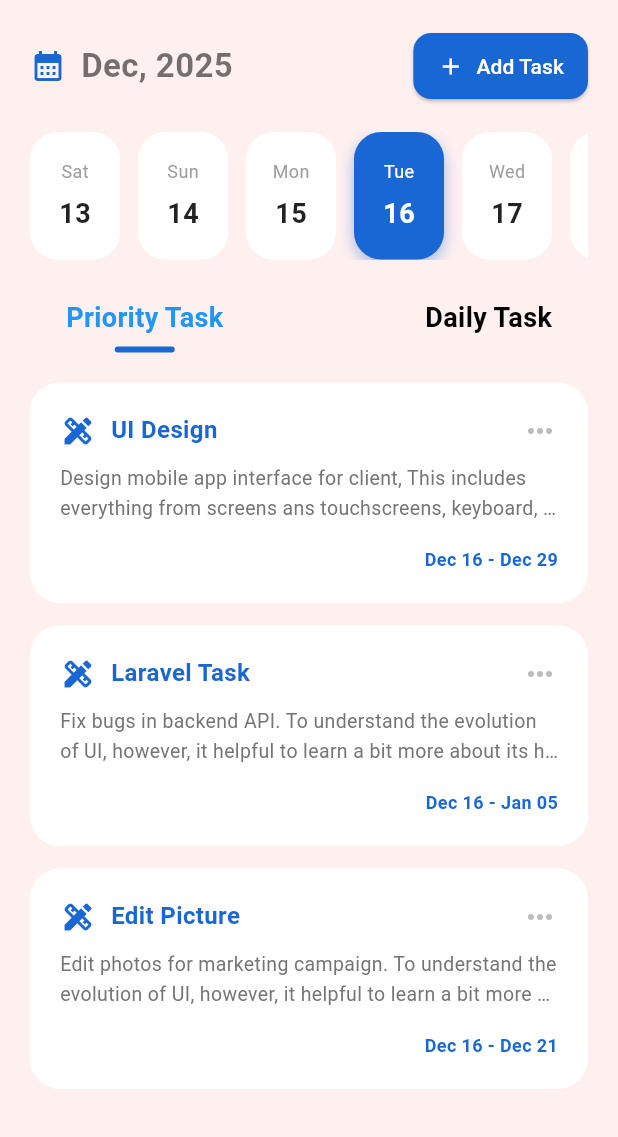
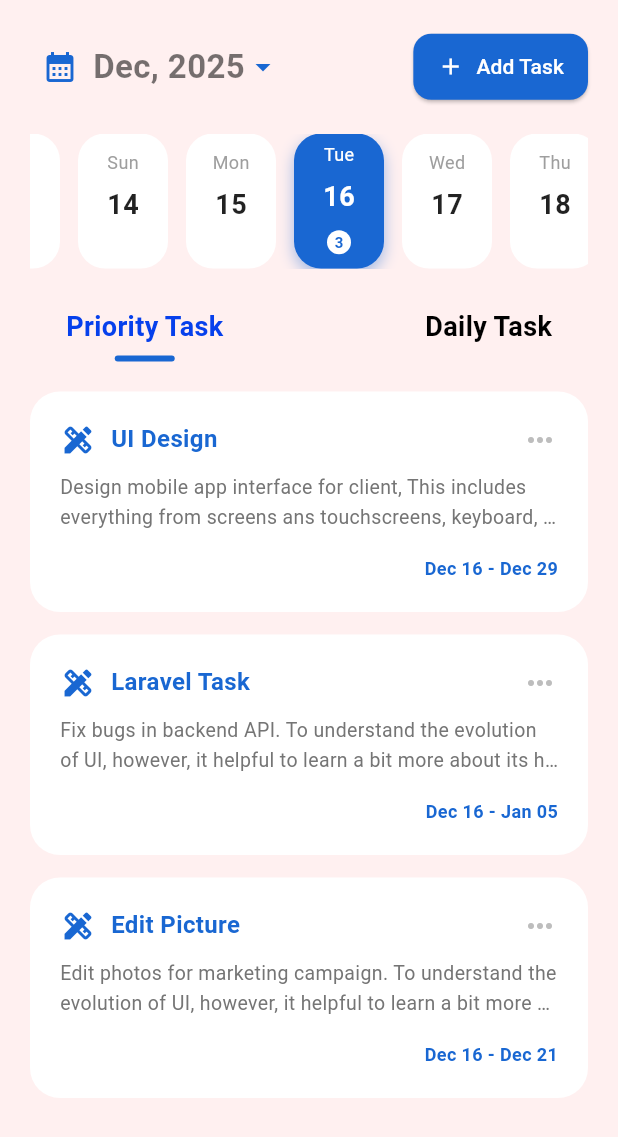
Before and after one commit to Mercuphobia/learn_flutter, a Flutter app: the CalendarScreen screen opened directly, on a phone screen of 412 x 824 dp. Shown: the top 1137 px of the screen. Run offline on Flutter 3.47's test engine with Material 3 defaults, Android fonts, the phone set to English and light mode, and no system bars; our stand-ins replace flutter_bloc, freezed_annotation, pinput, shared_preferences; accounts and stored records are empty; Roboto replaces fonts that are missing (Poppins).

Commit message:
update calendar

```diff
--- a/lib/screen/calendar/calendar_screen.dart
+++ b/lib/screen/calendar/calendar_screen.dart
@@ -17,19 +17,79 @@ class CalendarScreen extends StatefulWidget {
 
 class _CalendarScreenState extends State<CalendarScreen> {
   DateTime _selectedDate = DateTime.now();
-  bool _isPriorityTab = true; // true = Priority Task Tab, false = Daily Task Tab
+  bool _isPriorityTab = true;
+
+  // 1. Controller để điều khiển vị trí cuộn của lịch
+  final ScrollController _scrollController = ScrollController();
+
+  // 2. Mốc thời gian bắt đầu (Ví dụ: từ năm 2020)
+  final DateTime _startDate = DateTime(2020, 1, 1);
 
   @override
   void initState() {
     super.initState();
-    // Load lại task khi vào màn hình này để đảm bảo dữ liệu mới nhất
     context.read<TaskCubit>().loadTasks();
+
+    // 3. Tự động cuộn đến ngày hôm nay khi mở màn hình
+    WidgetsBinding.instance.addPostFrameCallback((_) {
+      _scrollToDate(_selectedDate);
+    });
+  }
+
+  // Hàm tính toán và cuộn dải lịch đến ngày mong muốn
+  void _scrollToDate(DateTime date) {
+    // Tính số ngày chênh lệch từ mốc bắt đầu
+    final int daysDiff = date.difference(_startDate).inDays;
+
+    // Tính toán vị trí pixel (Mỗi ô rộng 60 + margin 12 = 72px)
+    // Trừ đi nửa màn hình để ngày chọn nằm chính giữa
+    final double offset = (daysDiff * 72.0) - (MediaQuery.of(context).size.width / 2) + 30;
+
+    if (_scrollController.hasClients) {
+      _scrollController.animateTo(
+        offset,
+        duration: const Duration(milliseconds: 500),
+        curve: Curves.easeInOut,
+      );
+    }
+  }
+
+  Future<void> _showFullCalendar() async {
+    final DateTime? picked = await showDatePicker(
+      context: context,
+      initialDate: _selectedDate,
+      firstDate: DateTime(2020),
+      lastDate: DateTime(2030),
+      builder: (context, child) {
+        return Theme(
+          data: ThemeData.light().copyWith(
+            colorScheme: const ColorScheme.light(
+              primary: Color(0xFF1967D2),
+              onPrimary: Colors.white,
+            ),
+          ),
+          child: child!,
+        );
+      },
+    );
+    if (picked != null && picked != _selectedDate) {
+      setState(() {
+        _selectedDate = picked;
+      });
+      // Khi chọn từ lịch to xong -> Cuộn dải lịch bên dưới đến ngày đó
+      _scrollToDate(picked);
+    }
   }
 
   @override
   Widget build(BuildContext context) {
     const Color primaryBlue = Color(0xFF1967D2);
     const Color bgPink = Color(0xFFFFF0F0);
+
+    return BlocBuilder<TaskCubit, TaskState>(
+      builder: (context, state) {
+        List<Task> allTasks = [];
+        state.whenOrNull(loaded: (tasks) => allTasks = tasks);
 
         return Scaffold(
           backgroundColor: bgPink,
@@ -38,11 +98,16 @@ class _CalendarScreenState extends State<CalendarScreen> {
               padding: const EdgeInsets.all(20.0),
               child: Column(
                 children: [
-              // --- 1. HEADER (Month + Add Button) ---
+                  // HEADER
                   Row(
                     mainAxisAlignment: MainAxisAlignment.spaceBetween,
                     children: [
-                  Row(
+                      InkWell(
+                        onTap: _showFullCalendar,
+                        borderRadius: BorderRadius.circular(10),
+                        child: Padding(
+                          padding: const EdgeInsets.all(8.0),
+                          child: Row(
                             children: [
                               const Icon(Icons.calendar_month, color: primaryBlue),
                               const SizedBox(width: 10),
@@ -50,7 +115,10 @@ class _CalendarScreenState extends State<CalendarScreen> {
                                 DateFormat('MMM, yyyy').format(_selectedDate),
                                 style: const TextStyle(fontSize: 22, fontWeight: FontWeight.bold),
                               ),
+                              const Icon(Icons.arrow_drop_down, color: primaryBlue),
                             ],
+                          ),
+                        ),
                       ),
                       ElevatedButton.icon(
                         onPressed: () {
@@ -72,11 +140,11 @@ class _CalendarScreenState extends State<CalendarScreen> {
                   ),
                   const SizedBox(height: 20),
 
-              // --- 2. WEEK CALENDAR STRIP ---
-              _buildCalendarStrip(primaryBlue),
+                  // DẢI LỊCH (Đã nâng cấp cuộn vô tận)
+                  _buildCalendarStrip(primaryBlue, allTasks),
                   const SizedBox(height: 25),
 
-              // --- 3. TAB SWITCHER (Priority | Daily) ---
+                  // TAB SWITCHER
                   Padding(
                     padding: const EdgeInsets.symmetric(horizontal: 24),
                     child: Row(
@@ -90,23 +158,15 @@ class _CalendarScreenState extends State<CalendarScreen> {
                   ),
                   const SizedBox(height: 20),
 
-              // --- 4. TASK LIST (BlocBuilder) ---
+                  // LIST VIEW
                   Expanded(
-                child: BlocBuilder<TaskCubit, TaskState>(
-                  builder: (context, state) {
-                    return state.maybeWhen(
-                      loaded: (allTasks) {
-                        // LỌC DỮ LIỆU
+                    child: Builder(
+                      builder: (context) {
                         final filteredTasks = allTasks.where((task) {
-                          // 1. Lọc theo ngày
                           final isSameDay = task.startTime.year == _selectedDate.year &&
                               task.startTime.month == _selectedDate.month &&
                               task.startTime.day == _selectedDate.day;
-
-                          // 2. Lọc theo Tab (Priority hay Daily)
-                          // Lưu ý: task.isPriority == true (Priority), false (Daily)
                           final isMatchingType = task.isPriority == _isPriorityTab;
-
                           return isSameDay && isMatchingType;
                         }).toList();
 
@@ -127,14 +187,10 @@ class _CalendarScreenState extends State<CalendarScreen> {
                           itemCount: filteredTasks.length,
                           itemBuilder: (context, index) {
                             final task = filteredTasks[index];
-                            // Tùy theo Tab mà hiển thị kiểu Card khác nhau
                             return _isPriorityTab
                                 ? _buildPriorityTaskCard(task, primaryBlue)
                                 : _buildDailyTaskCard(task, primaryBlue);
                           },
-                        );
-                      },
-                      orElse: () => const Center(child: CircularProgressIndicator()),
                         );
                       },
                     ),
@@ -144,24 +200,44 @@ class _CalendarScreenState extends State<CalendarScreen> {
             ),
           ),
         );
+      },
+    );
   }
 
-  // --- WIDGET: Dải lịch ngang ---
-  Widget _buildCalendarStrip(Color primaryColor) {
+  // --- WIDGET: Dải lịch ngang (Logic mới: Dùng ScrollController) ---
+  Widget _buildCalendarStrip(Color primaryColor, List<Task> allTasks) {
     return SizedBox(
-      height: 85,
+      height: 90,
       child: ListView.builder(
+        // Gắn controller vào để điều khiển vị trí
+        controller: _scrollController,
         scrollDirection: Axis.horizontal,
-        itemCount: 14, // Hiển thị 2 tuần (giả lập)
+        // Tạo ra 5000 ngày (hơn 10 năm) để cuộn thoải mái
+        itemCount: 365 * 15,
         itemBuilder: (context, index) {
-          // Logic ngày: Bắt đầu từ 3 ngày trước
-          final date = DateTime.now().subtract(const Duration(days: 3)).add(Duration(days: index));
+          // Tính ngày dựa trên mốc cố định _startDate (2020) + index
+          final date = _startDate.add(Duration(days: index));
+
           final isSelected = date.year == _selectedDate.year &&
               date.month == _selectedDate.month &&
               date.day == _selectedDate.day;
 
+          // Đếm số task
+          final int taskCount = allTasks.where((t) {
+            final isSameDate = t.startTime.year == date.year &&
+                t.startTime.month == date.month &&
+                t.startTime.day == date.day;
+            final isSameType = t.isPriority == _isPriorityTab;
+            return isSameDate && isSameType;
+          }).length;
+
           return GestureDetector(
-            onTap: () => setState(() => _selectedDate = date),
+            onTap: () {
+              setState(() {
+                _selectedDate = date;
+              });
+              _scrollToDate(date); // Cuộn mượt đến ngày vừa bấm
+            },
             child: Container(
               width: 60,
               margin: const EdgeInsets.only(right: 12),
@@ -191,6 +267,27 @@ class _CalendarScreenState extends State<CalendarScreen> {
                       fontWeight: FontWeight.bold,
                     ),
                   ),
+                  const SizedBox(height: 5),
+
+                  // Chấm hiển thị số lượng
+                  if (taskCount > 0)
+                    Container(
+                      padding: const EdgeInsets.all(5),
+                      decoration: BoxDecoration(
+                        color: isSelected ? Colors.white : Colors.orange,
+                        shape: BoxShape.circle,
+                      ),
+                      child: Text(
+                        taskCount > 9 ? "9+" : taskCount.toString(),
+                        style: TextStyle(
+                          fontSize: 10,
+                          fontWeight: FontWeight.bold,
+                          color: isSelected ? primaryColor : Colors.white,
+                        ),
+                      ),
+                    )
+                  else
+                    const SizedBox(height: 14),
                 ],
               ),
             ),
@@ -200,7 +297,7 @@ class _CalendarScreenState extends State<CalendarScreen> {
     );
   }
 
-  // --- WIDGET: Tab Title ---
+  // --- Các Widget phụ giữ nguyên ---
   Widget _buildTabButton(String title, bool isTabPriority, Color color) {
     final bool isActive = _isPriorityTab == isTabPriority;
     return GestureDetector(
@@ -208,107 +305,41 @@ class _CalendarScreenState extends State<CalendarScreen> {
       child: Column(
         crossAxisAlignment: CrossAxisAlignment.center,
         children: [
-          Text(
-            title,
-            style: TextStyle(
-              fontSize: 18,
-              fontWeight: FontWeight.bold,
-              color: isActive ? Colors.blue : Colors.black,
-            ),
-          ),
+          Text(title, style: TextStyle(fontSize: 18, fontWeight: FontWeight.bold, color: isActive ? const Color(0xFF0640EC) : Colors.black)),
           const SizedBox(height: 6),
-          // Dấu gạch chân xanh
-          AnimatedContainer(
-            duration: const Duration(microseconds: 300),
-            height: 4,
-            width: isActive ? 40 : 0,
-            decoration: BoxDecoration(
-              color: color,
-              borderRadius: BorderRadius.circular(10),
-            ),
-          ),
+          AnimatedContainer(duration: const Duration(milliseconds: 300), height: 4, width: isActive ? 40 : 0, decoration: BoxDecoration(color: color, borderRadius: BorderRadius.circular(10))),
         ],
       ),
     );
   }
 
-  // --- CARD 1: Style cho Priority Task (Chi tiết, có Description) ---
   Widget _buildPriorityTaskCard(Task task, Color color) {
     return GestureDetector(
-      onTap: () {
-        Navigator.push(
-            context,
-            MaterialPageRoute(builder: (context) => EditPriorityTaskScreen(task: task))
-        );
-      },
+      onTap: () => Navigator.push(context, MaterialPageRoute(builder: (context) => EditPriorityTaskScreen(task: task))),
       child: Container(
         margin: const EdgeInsets.only(bottom: 15),
         padding: const EdgeInsets.all(20),
-        decoration: BoxDecoration(
-          color: Colors.white,
-          borderRadius: BorderRadius.circular(20),
-        ),
+        decoration: BoxDecoration(color: Colors.white, borderRadius: BorderRadius.circular(20)),
         child: Column(
           crossAxisAlignment: CrossAxisAlignment.start,
           children: [
-            Row(
-              children: [
-                Icon(Icons.design_services, color: color),
-                const SizedBox(width: 10),
-                Expanded(
-                  child: Text(
-                    task.title,
-                    style: TextStyle(fontSize: 16, fontWeight: FontWeight.bold, color: color),
-                  ),
-                ),
-                Icon(Icons.more_horiz, color: Colors.grey[400]),
-              ],
-            ),
+            Row(children: [Icon(Icons.design_services, color: color), const SizedBox(width: 10), Expanded(child: Text(task.title, style: TextStyle(fontSize: 16, fontWeight: FontWeight.bold, color: color))), Icon(Icons.more_horiz, color: Colors.grey[400])]),
             const SizedBox(height: 10),
-            Text(
-              task.description,
-              maxLines: 2,
-              overflow: TextOverflow.ellipsis,
-              style: TextStyle(color: Colors.grey[600], fontSize: 13, height: 1.5),
-            ),
+            Text(task.description, maxLines: 2, overflow: TextOverflow.ellipsis, style: TextStyle(color: Colors.grey[600], fontSize: 13, height: 1.5)),
             const SizedBox(height: 15),
-            Align(
-              alignment: Alignment.centerRight,
-              child: Text(
-                "${DateFormat('MMM dd').format(task.startTime)} - ${DateFormat('MMM dd').format(task.endTime)}",
-                style: TextStyle(fontSize: 12, color: color, fontWeight: FontWeight.w600),
-              ),
-            )
+            Align(alignment: Alignment.centerRight, child: Text("${DateFormat('MMM dd').format(task.startTime)} - ${DateFormat('MMM dd').format(task.endTime)}", style: TextStyle(fontSize: 12, color: color, fontWeight: FontWeight.w600)))
           ],
         ),
       ),
     );
   }
 
-  // --- CARD 2: Style cho Daily Task (Đơn giản, gọn nhẹ) ---
   Widget _buildDailyTaskCard(Task task, Color color) {
     return Container(
       margin: const EdgeInsets.only(bottom: 12),
       padding: const EdgeInsets.symmetric(horizontal: 20, vertical: 25),
-      decoration: BoxDecoration(
-        color: Colors.white,
-        borderRadius: BorderRadius.circular(15),
-      ),
-      child: Row(
-        children: [
-          Expanded(
-            child: Text(
-              task.title,
-              style: TextStyle(
-                fontSize: 15,
-                fontWeight: FontWeight.w500,
-                color: Colors.black87.withOpacity(0.7),
-              ),
-            ),
-          ),
-          // Nếu muốn có thể thêm checkbox hoặc giờ ở đây
-        ],
-      ),
+      decoration: BoxDecoration(color: Colors.white, borderRadius: BorderRadius.circular(15)),
+      child: Row(children: [Expanded(child: Text(task.title, style: TextStyle(fontSize: 15, fontWeight: FontWeight.w500, color: Colors.black87.withOpacity(0.7))))]),
     );
   }
 }
```
Lines whose indentation alone changed are shown as unchanged.
